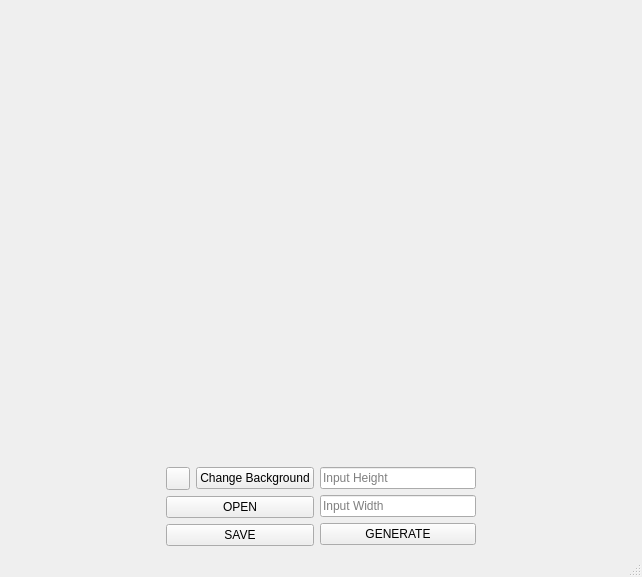
Before: the Qt Designer form src/ui/mainwindow.ui in NiskashY/LabyrinthGenerator, drawn with Qt 5.
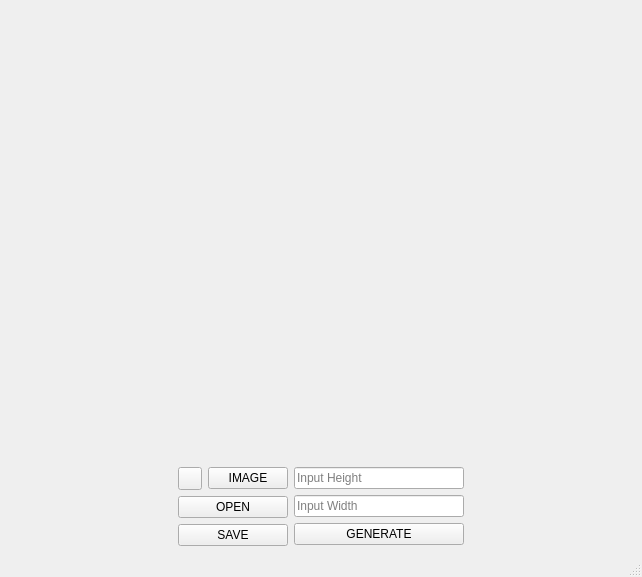
After: the same form once the commit is applied.

```diff
--- a/src/ui/mainwindow.ui
+++ b/src/ui/mainwindow.ui
@@ -47,7 +47,7 @@
           <item>
            <widget class="QPushButton" name="changeBackground">
             <property name="text">
-             <string>Change Background</string>
+             <string>IMAGE</string>
             </property>
            </widget>
           </item>
```
